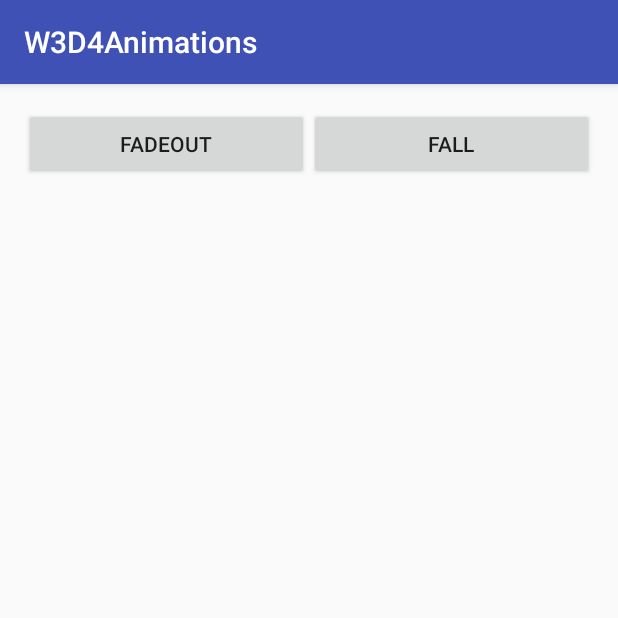
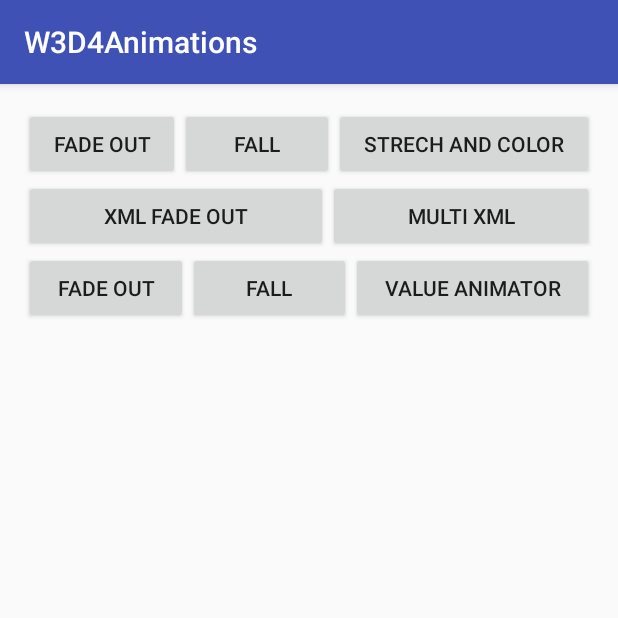
Before and after one commit to eguegan/w3d4-animations-test, an Android app: the screen it shows after launch (MainActivity), on a phone screen of 412 x 824 dp, the top half of it. Run offline under Robolectric (Android 15) with nearby library versions, the phone set to English and light mode, and no system bars.

Commit message:
Add Animation with XMLs

```diff
--- a/app/src/main/java/com/example/admin/w3d4animations/MainActivity.java
+++ b/app/src/main/java/com/example/admin/w3d4animations/MainActivity.java
@@ -1,7 +1,10 @@
 package com.example.admin.w3d4animations;
 
 import android.animation.Animator;
+import android.animation.AnimatorInflater;
 import android.animation.AnimatorListenerAdapter;
+import android.animation.AnimatorSet;
+import android.animation.ArgbEvaluator;
 import android.animation.ObjectAnimator;
 import android.animation.ValueAnimator;
 import android.support.v7.app.AppCompatActivity;
@@ -14,6 +17,9 @@ import android.widget.Toast;
 public class MainActivity extends AppCompatActivity {
     private Button mButtonFade;
     private Button mButtonFall;
+    private Button mButtonStrechAndColor;
+    private Button mButtonFadeXml;
+    private Button mButtonMultiXml;
     @Override
     protected void onCreate(Bundle savedInstanceState) {
         super.onCreate(savedInstanceState);
@@ -21,6 +27,9 @@ public class MainActivity extends AppCompatActivity {
 
         mButtonFade = (Button) findViewById(R.id.btn_1);
         mButtonFall = (Button) findViewById(R.id.btn_2);
+        mButtonStrechAndColor = (Button) findViewById(R.id.btn_3);
+        mButtonFadeXml = (Button) findViewById(R.id.btn_4);
+        mButtonMultiXml = (Button) findViewById(R.id.btn_5);
     }
 
     public void fadeOut(View view) {
@@ -43,4 +52,38 @@ public class MainActivity extends AppCompatActivity {
         });
         moveAnim.start();
     }
+
+    public void strechAndColor(View view) {
+        AnimatorSet set = new AnimatorSet();
+        set.playTogether(
+                ObjectAnimator.ofFloat(mButtonStrechAndColor, "scaleX", 1.0f, 2.0f)
+                        .setDuration(2000),
+                ObjectAnimator.ofFloat(mButtonStrechAndColor, "scaleY", 1.0f, 2.0f)
+                        .setDuration(2000),
+                ObjectAnimator.ofObject(mButtonStrechAndColor, "backgroundColor", new ArgbEvaluator(),
+          /*Red*/0xFFFF8080, /*Blue*/0xFF8080FF)
+                        .setDuration(2000)
+        );
+        set.start();
+    }
+
+    public void fadeOutXML(View view) {
+        Animator anim = AnimatorInflater.loadAnimator(this, R.animator.fade_out);
+        anim.setTarget(mButtonFadeXml);
+        anim.start();
+    }
+
+    public void multiXML(View view) {
+        Animator anim = AnimatorInflater.loadAnimator(this, R.animator.multi);
+        anim.setTarget(mButtonMultiXml);
+        anim.setDuration(1000);
+        anim.setStartDelay(10);
+        anim.addListener(new AnimatorListenerAdapter() {
+            @Override
+            public void onAnimationStart(Animator animation) {
+                Toast.makeText(MainActivity.this, "Started...", Toast.LENGTH_SHORT).show();
+            };
+        });
+        anim.start();
+    }
 }
--- /dev/null
+++ b/app/src/main/res/animator/fade_out.xml
@@ -0,0 +1,5 @@
+<?xml version="1.0" encoding="utf-8"?>
+<objectAnimator xmlns:android="http://schemas.android.com/apk/res/android"
+    android:propertyName="alpha"
+    android:duration="1000"
+    android:valueTo="0" />
--- /dev/null
+++ b/app/src/main/res/animator/multi.xml
@@ -0,0 +1,24 @@
+<?xml version="1.0" encoding="utf-8"?>
+<set xmlns:android="http://schemas.android.com/apk/res/android"
+    android:ordering="together" >
+    <objectAnimator
+        android:propertyName="alpha"
+        android:valueTo="0.5" >
+    </objectAnimator>
+    <objectAnimator
+        android:propertyName="rotation"
+        android:valueTo="90.0" >
+    </objectAnimator>
+    <objectAnimator
+        android:propertyName="scaleX"
+        android:valueTo="2.0" >
+    </objectAnimator>
+    <objectAnimator
+        android:propertyName="translationX"
+        android:valueTo="100.0" >
+    </objectAnimator>
+    <objectAnimator
+        android:propertyName="translationY"
+        android:valueTo="100.0" >
+    </objectAnimator>
+</set>
--- a/app/src/main/res/layout/activity_main.xml
+++ b/app/src/main/res/layout/activity_main.xml
@@ -19,7 +19,7 @@
             android:id="@+id/btn_1"
             android:layout_width="wrap_content"
             android:layout_height="match_parent"
-            android:text="FadeOut"
+            android:text="Fade Out"
             android:onClick="fadeOut"
             android:layout_weight="1"/>
         <Button
@@ -29,7 +29,64 @@
             android:text="Fall"
             android:onClick="fall"
             android:layout_weight="1"/>
+        <Button
+            android:id="@+id/btn_3"
+            android:layout_width="wrap_content"
+            android:layout_height="match_parent"
+            android:text="Strech and Color"
+            android:onClick="strechAndColor"
+            android:layout_weight="1"/>
 
     </LinearLayout>
 
+    <LinearLayout
+        android:layout_width="match_parent"
+        android:layout_height="wrap_content"
+        android:orientation="horizontal">
+
+        <Button
+            android:id="@+id/btn_4"
+            android:layout_width="wrap_content"
+            android:layout_height="match_parent"
+            android:text="XML Fade Out"
+            android:onClick="fadeOutXML"
+            android:layout_weight="1"/>
+        <Button
+            android:id="@+id/btn_5"
+            android:layout_width="wrap_content"
+            android:layout_height="match_parent"
+            android:text="Multi XML"
+            android:onClick="multiXML"
+            android:layout_weight="1"/>
+
+    </LinearLayout>
+
+    <LinearLayout
+        android:layout_width="match_parent"
+        android:layout_height="wrap_content"
+        android:orientation="horizontal">
+
+        <Button
+            android:id="@+id/btn_6"
+            android:layout_width="wrap_content"
+            android:layout_height="match_parent"
+            android:text="Fade Out"
+            android:onClick="fadeOut"
+            android:layout_weight="1"/>
+        <Button
+            android:id="@+id/btn_7"
+            android:layout_width="wrap_content"
+            android:layout_height="match_parent"
+            android:text="Fall"
+            android:onClick="fall"
+            android:layout_weight="1"/>
+        <Button
+            android:id="@+id/btn_8"
+            android:layout_width="wrap_content"
+            android:layout_height="match_parent"
+            android:text="Value Animator"
+            android:onClick="strechAndColor"
+            android:layout_weight="1"/>
+
+    </LinearLayout>
 </LinearLayout>
```
